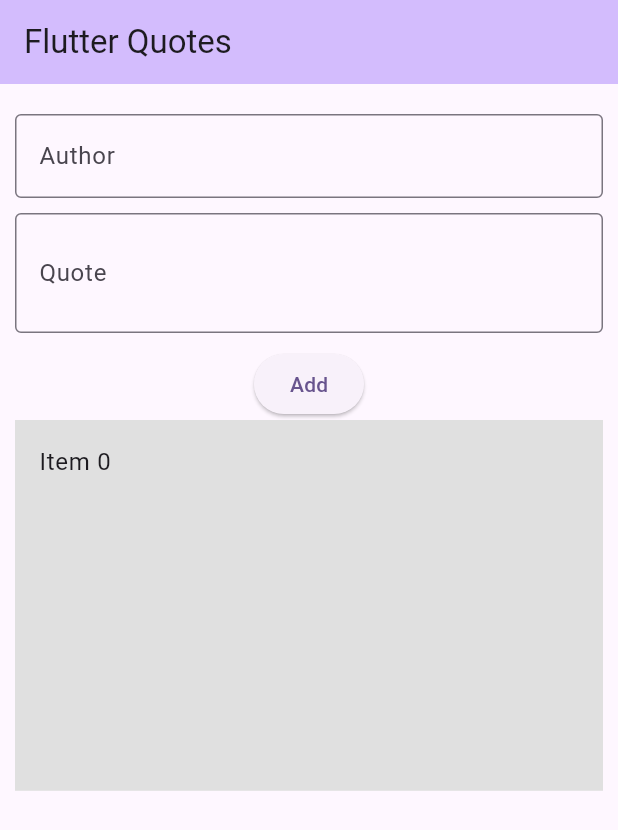
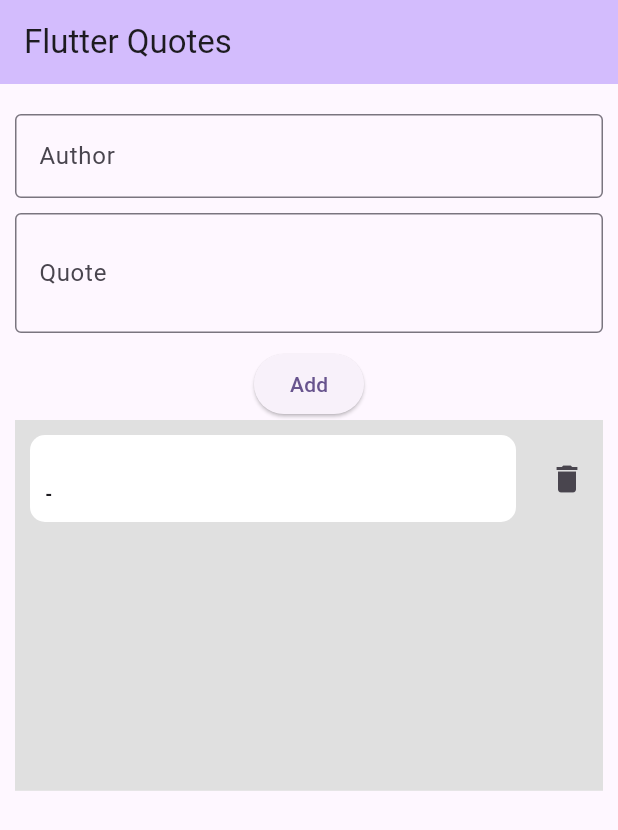
Before and after one commit to Mhamad-Raad/Internship-tasks, a Flutter app: the screen it shows after launch, after a tap on "Add", on a phone screen of 412 x 824 dp. Shown: the top 830 px of the screen. Run offline on Flutter 3.47's test engine with Material 3 defaults, Android fonts, the light colour scheme and no system bars.

Commit message:
add basic structure to the app

```diff
--- a/6-flutter-version/quotes/lib/screens/AddQuotesScreen.dart
+++ b/6-flutter-version/quotes/lib/screens/AddQuotesScreen.dart
@@ -68,8 +68,46 @@ class _AddQuotesScreenState extends State<AddQuotesScreen> {
               child: ListView.builder(
                 itemCount: quotes.length,
                 itemBuilder: (context, index) {
-                  return ListTile(
-                    title: Text('Item $index'),
+                  return Row(
+                    children: [
+                      Expanded(
+                        child: Container(
+                          margin: const EdgeInsets.all(10),
+                          padding: const EdgeInsets.all(10),
+                          decoration: BoxDecoration(
+                            color: Colors.white,
+                            borderRadius: BorderRadius.circular(10),
+                          ),
+                          child: Column(
+                            crossAxisAlignment: CrossAxisAlignment.start,
+                            children: [
+                              Text(
+                                quotes[index]['author'],
+                                style: const TextStyle(
+                                  fontSize: 15,
+                                  fontWeight: FontWeight.bold,
+                                ),
+                              ),
+                              Text(
+                                '-${quotes[index]['quote']}',
+                                style: const TextStyle(
+                                  fontSize: 12,
+                                  fontWeight: FontWeight.bold,
+                                ),
+                              ),
+                            ],
+                          ),
+                        ),
+                      ),
+                      IconButton(
+                        onPressed: () {
+                          setState(() {
+                            quotes.removeAt(index);
+                          });
+                        },
+                        icon: const Icon(Icons.delete),
+                      ),
+                    ],
                   );
                 },
               ),
```
